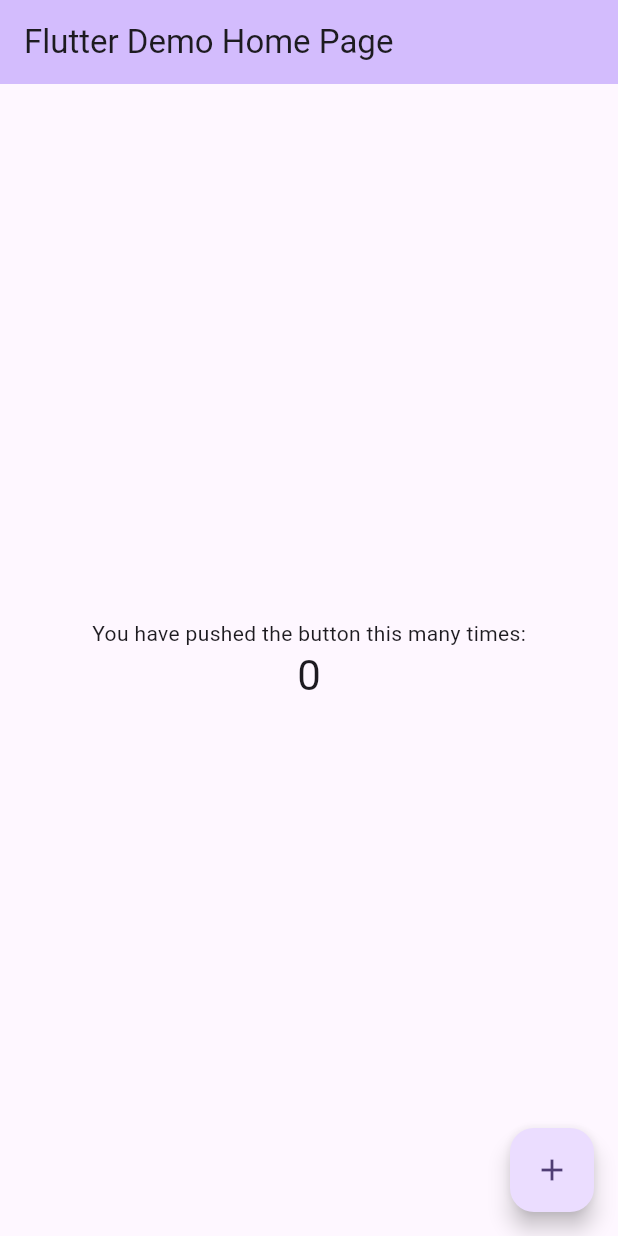
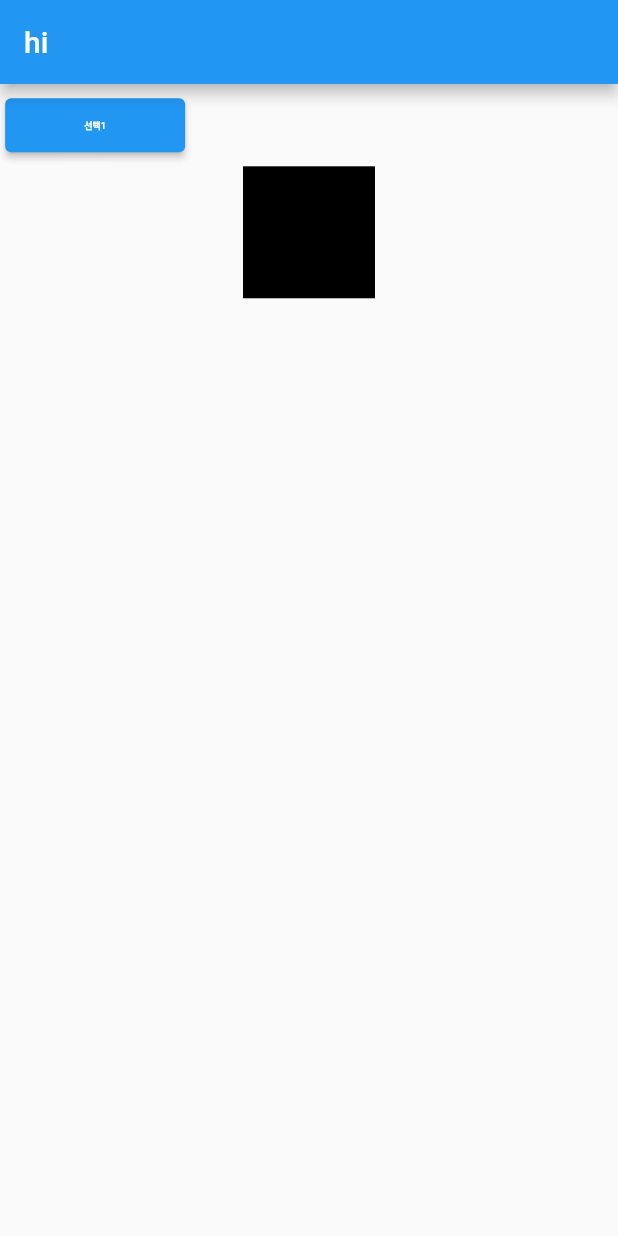
Before and after one commit to JeongHyeon2/funeral_menu, a Flutter app: the screen it shows after launch, on a phone screen of 412 x 824 dp. Run offline on Flutter 3.47's test engine with Material 2 defaults, Android fonts, the phone set to English and light mode, and no system bars; our stand-ins replace flutter_screenutil.

Commit message:
[FEAT] 반응형

```diff
--- a/funeral_menu/lib/main.dart
+++ b/funeral_menu/lib/main.dart
@@ -1,125 +1,25 @@
 import 'package:flutter/material.dart';
+import 'package:flutter_screenutil/flutter_screenutil.dart';
+import 'package:funeral_menu/screen/home_screen.dart';
 
-void main() {
-  runApp(const MyApp());
+void main() async {
+  runApp(
+    ScreenUtilInit(
+      designSize: const Size(1920, 1080),
+      rebuildFactor: RebuildFactors.always,
+      builder: (context, child) => const MyApp(),
+    ),
+  );
 }
 
 class MyApp extends StatelessWidget {
   const MyApp({super.key});
 
-  // This widget is the root of your application.
   @override
   Widget build(BuildContext context) {
-    return MaterialApp(
-      title: 'Flutter Demo',
-      theme: ThemeData(
-        // This is the theme of your application.
-        //
-        // TRY THIS: Try running your application with "flutter run". You'll see
-        // the application has a purple toolbar. Then, without quitting the app,
-        // try changing the seedColor in the colorScheme below to Colors.green
-        // and then invoke "hot reload" (save your changes or press the "hot
-        // reload" button in a Flutter-supported IDE, or press "r" if you used
-        // the command line to start the app).
-        //
-        // Notice that the counter didn't reset back to zero; the application
-        // state is not lost during the reload. To reset the state, use hot
-        // restart instead.
-        //
-        // This works for code too, not just values: Most code changes can be
-        // tested with just a hot reload.
-        colorScheme: ColorScheme.fromSeed(seedColor: Colors.deepPurple),
-        useMaterial3: true,
-      ),
-      home: const MyHomePage(title: 'Flutter Demo Home Page'),
+    return const MaterialApp(
+      debugShowCheckedModeBanner: false,
+      home: HomeScreen(),
     );
   }
 }
-
-class MyHomePage extends StatefulWidget {
-  const MyHomePage({super.key, required this.title});
-
-  // This widget is the home page of your application. It is stateful, meaning
-  // that it has a State object (defined below) that contains fields that affect
-  // how it looks.
-
-  // This class is the configuration for the state. It holds the values (in this
-  // case the title) provided by the parent (in this case the App widget) and
-  // used by the build method of the State. Fields in a Widget subclass are
-  // always marked "final".
-
-  final String title;
-
-  @override
-  State<MyHomePage> createState() => _MyHomePageState();
-}
-
-class _MyHomePageState extends State<MyHomePage> {
-  int _counter = 0;
-
-  void _incrementCounter() {
-    setState(() {
-      // This call to setState tells the Flutter framework that something has
-      // changed in this State, which causes it to rerun the build method below
-      // so that the display can reflect the updated values. If we changed
-      // _counter without calling setState(), then the build method would not be
-      // called again, and so nothing would appear to happen.
-      _counter++;
-    });
-  }
-
-  @override
-  Widget build(BuildContext context) {
-    // This method is rerun every time setState is called, for instance as done
-    // by the _incrementCounter method above.
-    //
-    // The Flutter framework has been optimized to make rerunning build methods
-    // fast, so that you can just rebuild anything that needs updating rather
-    // than having to individually change instances of widgets.
-    return Scaffold(
-      appBar: AppBar(
-        // TRY THIS: Try changing the color here to a specific color (to
-        // Colors.amber, perhaps?) and trigger a hot reload to see the AppBar
-        // change color while the other colors stay the same.
-        backgroundColor: Theme.of(context).colorScheme.inversePrimary,
-        // Here we take the value from the MyHomePage object that was created by
-        // the App.build method, and use it to set our appbar title.
-        title: Text(widget.title),
-      ),
-      body: Center(
-        // Center is a layout widget. It takes a single child and positions it
-        // in the middle of the parent.
-        child: Column(
-          // Column is also a layout widget. It takes a list of children and
-          // arranges them vertically. By default, it sizes itself to fit its
-          // children horizontally, and tries to be as tall as its parent.
-          //
-          // Column has various properties to control how it sizes itself and
-          // how it positions its children. Here we use mainAxisAlignment to
-          // center the children vertically; the main axis here is the vertical
-          // axis because Columns are vertical (the cross axis would be
-          // horizontal).
-          //
-          // TRY THIS: Invoke "debug painting" (choose the "Toggle Debug Paint"
-          // action in the IDE, or press "p" in the console), to see the
-          // wireframe for each widget.
-          mainAxisAlignment: MainAxisAlignment.center,
-          children: <Widget>[
-            const Text(
-              'You have pushed the button this many times:',
-            ),
-            Text(
-              '$_counter',
-              style: Theme.of(context).textTheme.headlineMedium,
-            ),
-          ],
-        ),
-      ),
-      floatingActionButton: FloatingActionButton(
-        onPressed: _incrementCounter,
-        tooltip: 'Increment',
-        child: const Icon(Icons.add),
-      ), // This trailing comma makes auto-formatting nicer for build methods.
-    );
-  }
-}
--- /dev/null
+++ b/funeral_menu/lib/screen/category_screen.dart
@@ -0,0 +1,44 @@
+import 'package:flutter/material.dart';
+import 'package:funeral_menu/const/size.dart';
+
+class CategoryScrenen extends StatelessWidget {
+  const CategoryScrenen({super.key});
+
+  @override
+  Widget build(BuildContext context) {
+    return Container(
+      padding: EdgeInsets.all(kPaddingLargeSize),
+      child: const Row(
+        children: [
+          MyCategoryButton(),
+        ],
+      ),
+    );
+  }
+}
+
+class MyCategoryButton extends StatelessWidget {
+  const MyCategoryButton({
+    super.key,
+  });
+
+  @override
+  Widget build(BuildContext context) {
+    return ElevatedButton(
+      onPressed: () {},
+      child: SizedBox(
+        width: kIconLargeSize * 10,
+        height: kIconLargeSize * 2,
+        child: Center(
+          child: Text(
+            "선택1",
+            style: TextStyle(
+              fontSize: kTextLargeSize,
+              fontWeight: FontWeight.w600,
+            ),
+          ),
+        ),
+      ),
+    );
+  }
+}
--- /dev/null
+++ b/funeral_menu/lib/screen/home_screen.dart
@@ -0,0 +1,26 @@
+import 'package:flutter/material.dart';
+import 'package:funeral_menu/screen/category_screen.dart';
+import 'package:funeral_menu/screen/listview_screen.dart';
+
+class HomeScreen extends StatelessWidget {
+  const HomeScreen({super.key});
+
+  @override
+  Widget build(BuildContext context) {
+    return Scaffold(
+      appBar: AppBar(
+        title: const Text(
+          "hi",
+        ),
+      ),
+      body: const SingleChildScrollView(
+        child: Column(
+          children: [
+            CategoryScrenen(),
+            ListViewScreen(),
+          ],
+        ),
+      ),
+    );
+  }
+}
--- /dev/null
+++ b/funeral_menu/lib/screen/listview_screen.dart
@@ -0,0 +1,15 @@
+import 'package:flutter/material.dart';
+import 'package:funeral_menu/const/size.dart';
+
+class ListViewScreen extends StatelessWidget {
+  const ListViewScreen({super.key});
+
+  @override
+  Widget build(BuildContext context) {
+    return Container(
+      height: kIconLargeSize * 10,
+      width: kIconLargeSize * 10,
+      color: Colors.black,
+    );
+  }
+}
```
Also changed, not shown: funeral_menu/lib/const/size.dart (added, +96 -0 lines), funeral_menu/pubspec.yaml (+8 -5 lines), funeral_menu/pubspec.lock.
